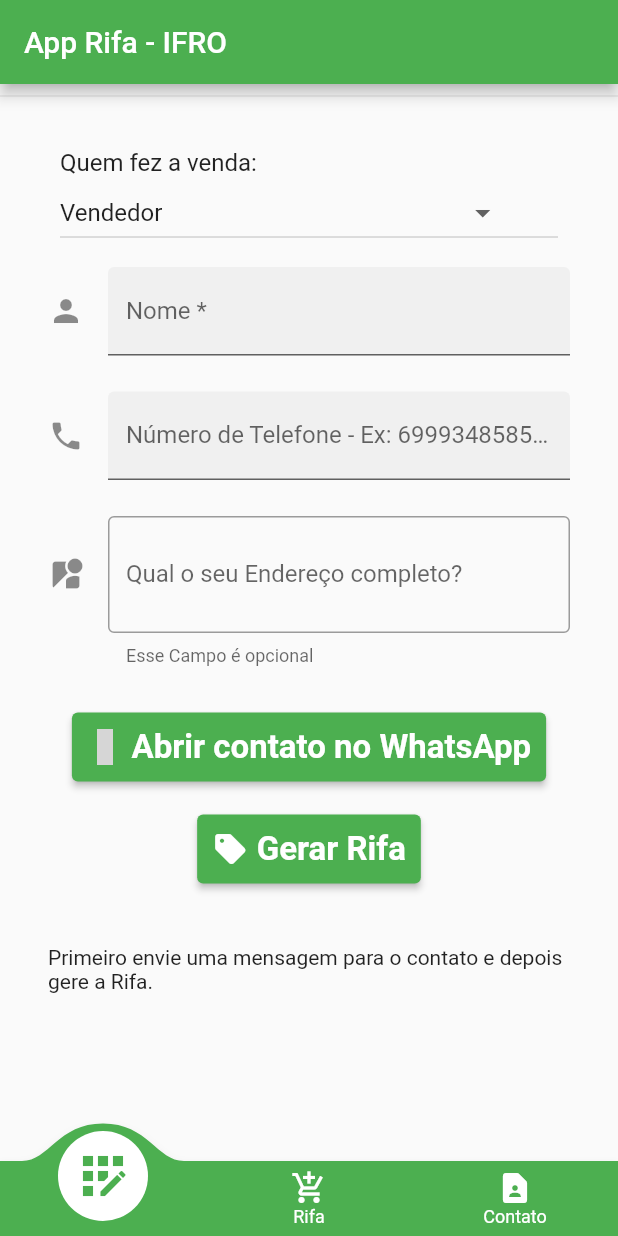
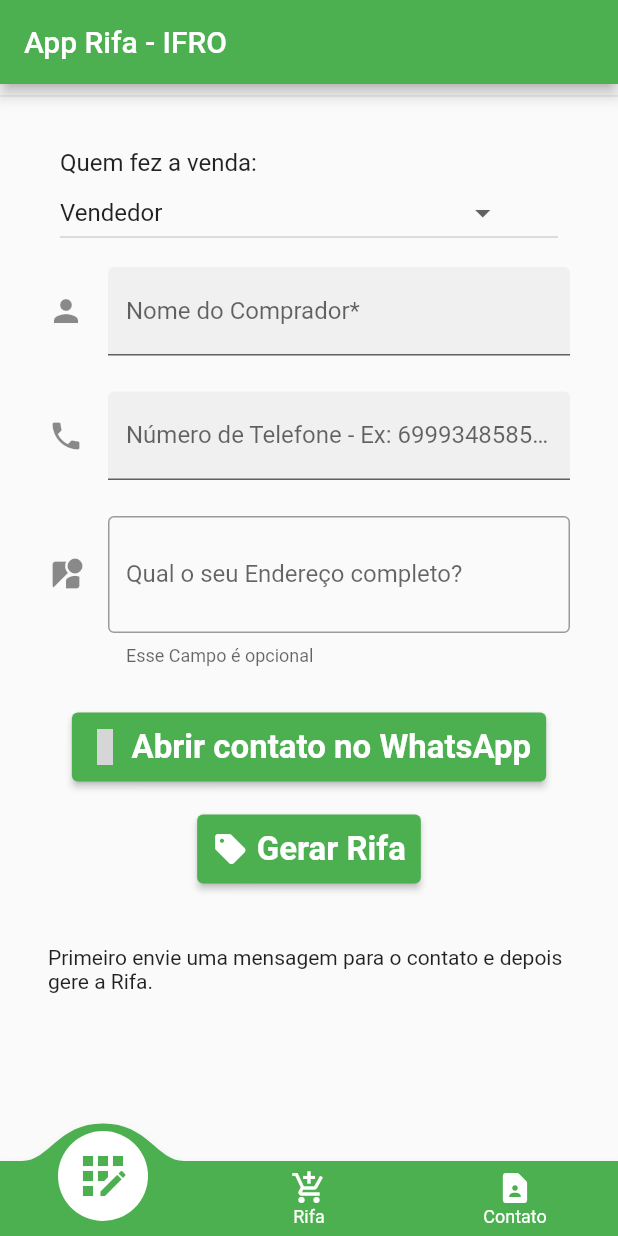
Before and after one commit to andreyquadros/app-rifa, a Flutter app: the screen it shows after launch, on a phone screen of 412 x 824 dp. Run offline on Flutter 3.47's test engine with Material 2 defaults, Android fonts, the phone set to English and light mode, and no system bars; drawn by our look-alikes of convex_bottom_bar; our stand-ins replace auto_size_text, cloud_firestore, firebase_core, open_file, webview_flutter; accounts and stored records are empty; generated files the repository leaves out were written again; statements that could not run were skipped; grey boxes are pictures that could not be loaded.

```diff
--- a/lib/view/widgets/rifa.dart
+++ b/lib/view/widgets/rifa.dart
@@ -160,7 +160,7 @@ class _RifaWidgetState extends State<RifaWidget> {
                   filled: true,
                   icon: Icon(Icons.person),
                   hintText: 'Qual o seu nome?',
-                  labelText: 'Nome *',
+                  labelText: 'Nome do Comprador*',
                 ),
                 onSaved: (String? value) {
                   this._nome = value;
```
Also changed, not shown: 1 other file.
